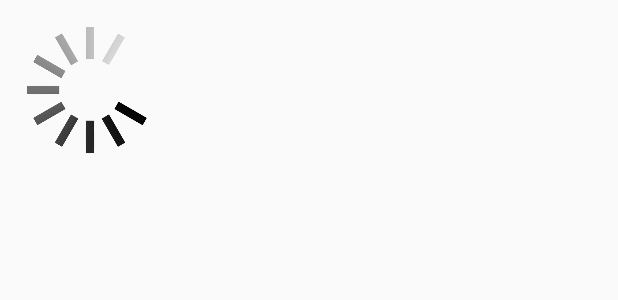
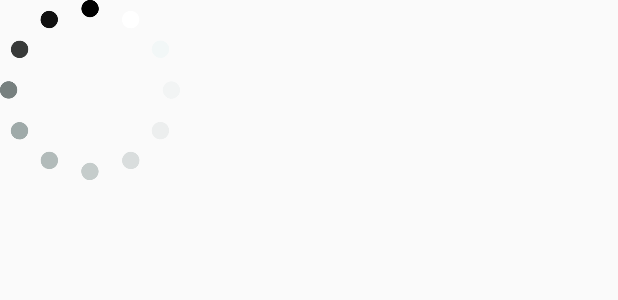
Before and after one commit to wrmlopesjr/news_app, an Android app: the layout dialog_loading.xml on its own in the app's theme, with its tools: preview values and no code run, on a phone screen of 412 x 824 dp. Shown: the top 300 px of the screen. Run offline under Robolectric (Android 15) with nearby library versions, the phone set to English and light mode, and no system bars.

Commit message:
Icon and Loading changes

```diff
--- a/app/src/main/AndroidManifest.xml
+++ b/app/src/main/AndroidManifest.xml
@@ -7,13 +7,13 @@
     <application
         android:name=".NewsApplication"
         android:allowBackup="true"
-        android:icon="@mipmap/ic_launcher"
+        android:icon="@drawable/ic_worldwide_news"
         android:label="@string/app_name"
-        android:roundIcon="@mipmap/ic_launcher_round"
+        android:roundIcon="@drawable/ic_worldwide_news"
         android:supportsRtl="true"
         android:theme="@style/AppTheme">
         <activity android:name=".feature.sources.SourcesActivity"
-            android:label="@string/title_activity_sources"
+            android:label="@string/app_name"
             android:launchMode="singleTop"
             android:configChanges="orientation">
             <intent-filter>
--- a/app/src/main/res/drawable/progress_animation.xml
+++ b/app/src/main/res/drawable/progress_animation.xml
@@ -3,8 +3,10 @@
 
     <item android:gravity="center">
         <animated-rotate xmlns:android="http://schemas.android.com/apk/res/android"
-                         android:drawable="@drawable/progress_image"
+                         android:drawable="@drawable/loading"
                          android:pivotX="50%"
-                         android:pivotY="50%" />
+                         android:pivotY="50%"
+                         android:repeatCount="infinite"
+                         android:duration="1200"/>
     </item>
 </layer-list>
--- a/app/src/main/res/values/strings.xml
+++ b/app/src/main/res/values/strings.xml
@@ -1,5 +1,5 @@
 <resources>
-    <string name="app_name">News App</string>
+    <string name="app_name">Worldwide News</string>
     <string name="title_activity_news">NewsActivity</string>
     <string name="title_home">Home</string>
     <string name="title_dashboard">Dashboard</string>
```
Also changed, not shown: app/src/main/res/drawable/ic_worldwide_news.xml (added, +24 -0 lines), app/src/main/res/drawable/loading.png (added), app/src/main/res/drawable/progress_image.png (deleted).
